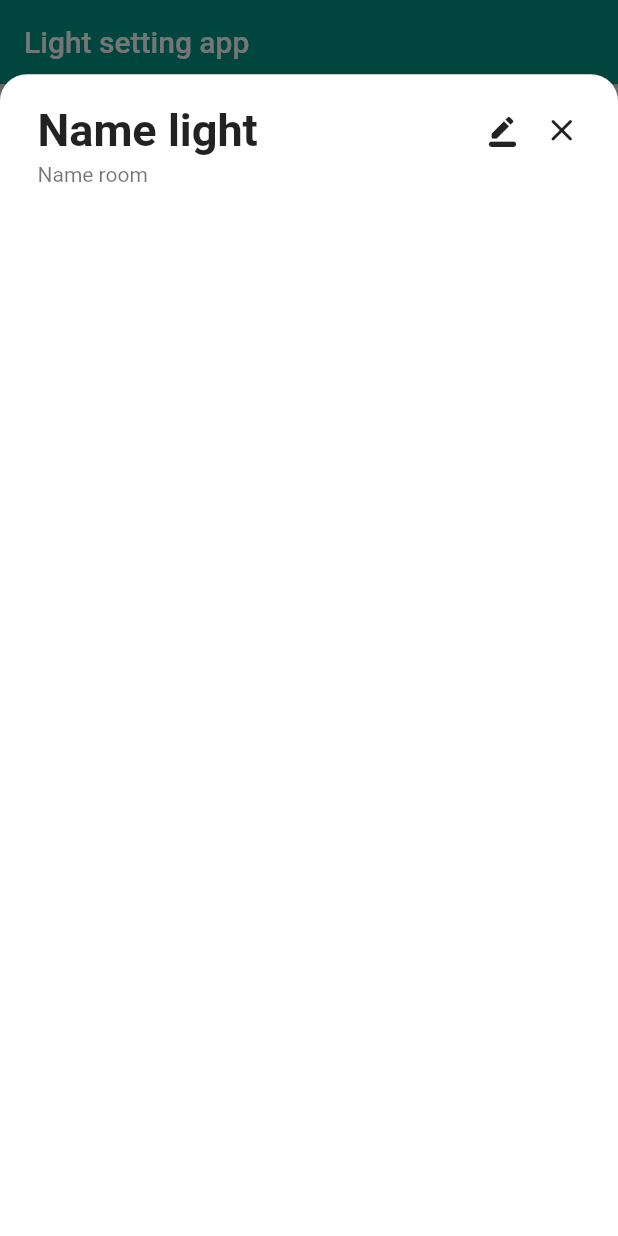
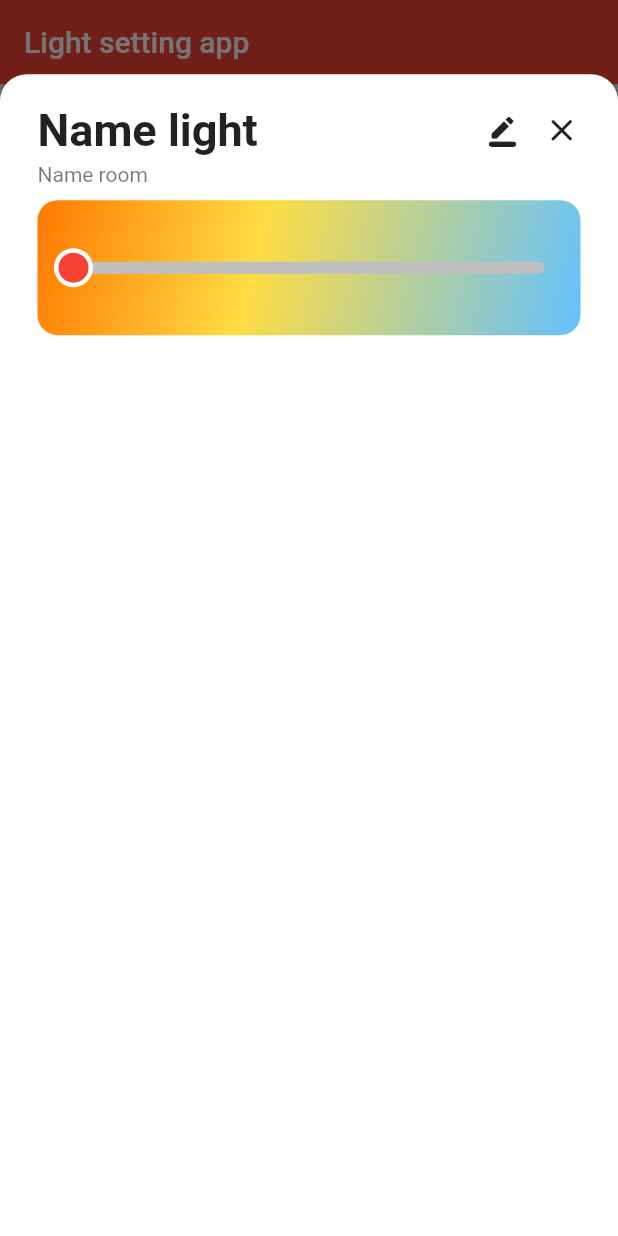
Before and after one commit to minhtringuyennn/brightness_control, a Flutter app: the screen it shows after launch, after a tap on "Show Setting", on a phone screen of 412 x 824 dp. Run offline on Flutter 3.47's test engine with Material 2 defaults, Android fonts, the phone set to English and light mode, and no system bars; our stand-ins replace get.

Commit message:
Finish slider

```diff
--- /dev/null
+++ b/lib/custom_slider.dart
@@ -0,0 +1,65 @@
+import 'package:brightness_control/slider.dart';
+import 'package:flutter/material.dart';
+
+class SliderWidget extends StatefulWidget {
+  final double sliderHeight;
+  final int min;
+  final int max;
+  final fullWidth;
+
+  SliderWidget({
+    this.sliderHeight = 90,
+    this.max = 10,
+    this.min = 0,
+    this.fullWidth = true,
+  });
+
+  @override
+  _SliderWidgetState createState() => _SliderWidgetState();
+}
+
+class _SliderWidgetState extends State<SliderWidget> {
+  double _value = 0;
+
+  @override
+  Widget build(BuildContext context) {
+    return Container(
+      width: this.widget.fullWidth
+          ? double.infinity
+          : (this.widget.sliderHeight) * 5.5,
+      height: (this.widget.sliderHeight),
+      decoration: new BoxDecoration(
+        borderRadius: new BorderRadius.all(
+          Radius.circular((this.widget.sliderHeight * .15)),
+        ),
+        gradient: new LinearGradient(
+          colors: [
+            const Color.fromRGBO(255, 121, 0, 1),
+            const Color.fromRGBO(255, 220, 67, 1),
+            const Color.fromRGBO(100, 193, 255, 1),
+          ],
+          begin: const FractionalOffset(0.0, 0.0),
+          end: const FractionalOffset(1.0, 1.0),
+          stops: [0.0, 0.4, 1.0],
+          tileMode: TileMode.clamp,
+        ),
+      ),
+      child: SliderTheme(
+        data: SliderTheme.of(context).copyWith(
+          activeTrackColor: Color.fromRGBO(251, 49, 36, 1),
+          inactiveTrackColor: Color.fromRGBO(191, 191, 191, 1),
+          trackHeight: 8.0,
+          overlayColor: Colors.white.withOpacity(.0),
+          thumbShape: CustomSliderThumbShape(),
+        ),
+        child: Slider(
+            value: _value,
+            onChanged: (value) {
+              setState(() {
+                _value = value;
+              });
+            }),
+      ),
+    );
+  }
+}
--- a/lib/main.dart
+++ b/lib/main.dart
@@ -1,3 +1,4 @@
+import 'package:brightness_control/custom_slider.dart';
 import 'package:flutter/material.dart';
 import 'package:get/get.dart';
 
@@ -8,7 +9,7 @@ void main() => runApp(
         theme: ThemeData(
           splashColor: Colors.transparent,
           highlightColor: Colors.transparent,
-          primarySwatch: Colors.teal,
+          primarySwatch: Colors.red,
         ),
         home: Home(),
       ),
@@ -76,6 +77,7 @@ class BuildContent extends StatelessWidget {
           child: Text("Name room", style: TextStyle(color: Colors.black54)),
         ),
         SizedBox(height: 5),
+        SliderWidget(),
       ],
     );
   }
--- /dev/null
+++ b/lib/slider.dart
@@ -0,0 +1,85 @@
+import 'package:flutter/material.dart';
+import 'dart:math' as math;
+
+class CustomSliderThumbShape extends SliderComponentShape {
+  /// Create a slider thumb that draws a circle.
+  const CustomSliderThumbShape({
+    this.enabledThumbRadius = 10.0,
+    this.disabledThumbRadius,
+    this.elevation = 1.0,
+    this.pressedElevation = 6.0,
+  });
+
+  final double enabledThumbRadius;
+
+  final double? disabledThumbRadius;
+  double get _disabledThumbRadius => disabledThumbRadius ?? enabledThumbRadius;
+
+  final double elevation;
+
+  final double pressedElevation;
+
+  @override
+  Size getPreferredSize(bool isEnabled, bool isDiscrete) {
+    return Size.fromRadius(
+        isEnabled == true ? enabledThumbRadius : _disabledThumbRadius);
+  }
+
+  @override
+  void paint(
+    PaintingContext context,
+    Offset center, {
+    required Animation<double> activationAnimation,
+    required Animation<double> enableAnimation,
+    required bool isDiscrete,
+    required TextPainter labelPainter,
+    required RenderBox parentBox,
+    required SliderThemeData sliderTheme,
+    required TextDirection textDirection,
+    required double value,
+    required double textScaleFactor,
+    required Size sizeWithOverflow,
+  }) {
+    assert(sliderTheme.disabledThumbColor != null);
+    assert(sliderTheme.thumbColor != null);
+
+    final Canvas canvas = context.canvas;
+    final Tween<double> radiusTween = Tween<double>(
+      begin: _disabledThumbRadius,
+      end: enabledThumbRadius,
+    );
+    final ColorTween colorTween = ColorTween(
+      begin: sliderTheme.disabledThumbColor,
+      end: sliderTheme.thumbColor,
+    );
+
+    final Color color = colorTween.evaluate(enableAnimation)!;
+    final double radius = radiusTween.evaluate(enableAnimation);
+
+    final Tween<double> elevationTween = Tween<double>(
+      begin: elevation,
+      end: pressedElevation,
+    );
+
+    /* final double evaluatedElevation =
+        elevationTween.evaluate(activationAnimation);
+    final Path path = Path()
+      ..addArc(
+          Rect.fromCenter(
+              center: center, width: 2 * radius, height: 2 * radius),
+          0,
+          math.pi * 2);
+    canvas.drawShadow(path, Colors.black, evaluatedElevation, true);*/
+
+    canvas.drawCircle(
+      center,
+      radius * 1.3,
+      Paint()..color = Colors.white,
+    );
+    canvas.drawCircle(
+      center,
+      radius,
+      Paint()..color = color,
+    );
+  }
+}
```
